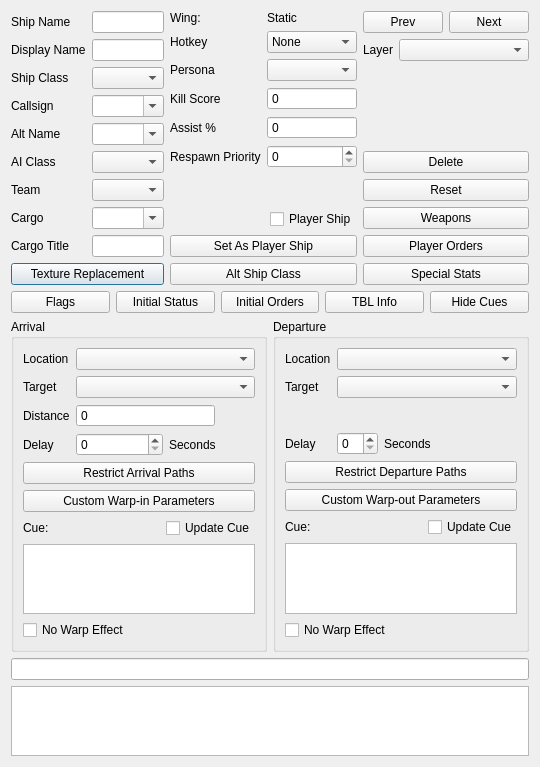
First picture: the form in qtfred/ui/ShipEditorDialog.ui, repository scp-fs2open/fs2open.github.com, before the edit.
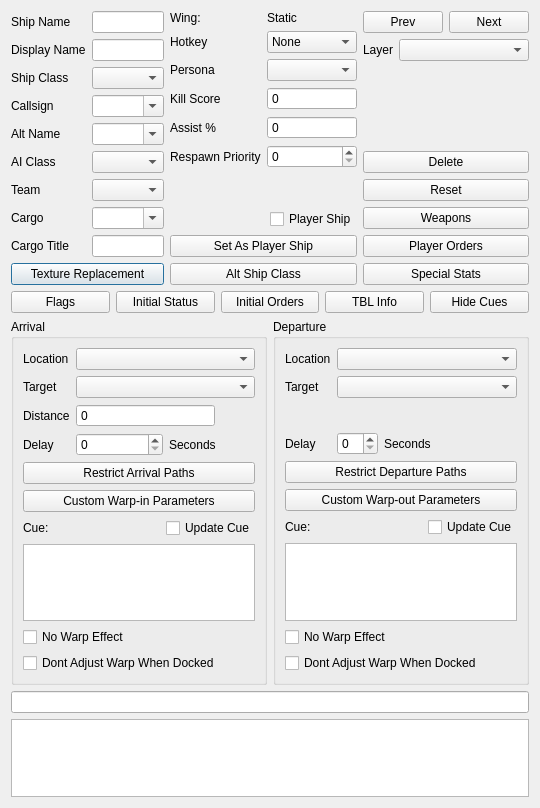
Second picture: the form after the edit. Custom widgets are drawn as their Qt base class.

Commit message: Add missing warp flag to ship editor

The edit to the form file:
```diff
--- a/qtfred/ui/ShipEditorDialog.ui
+++ b/qtfred/ui/ShipEditorDialog.ui
@@ -6,8 +6,8 @@
    <rect>
     <x>0</x>
     <y>0</y>
-    <width>502</width>
-    <height>754</height>
+    <width>522</width>
+    <height>808</height>
    </rect>
   </property>
   <property name="sizePolicy">
@@ -731,6 +731,13 @@
             </property>
            </widget>
           </item>
+          <item>
+           <widget class="fso::fred::ShipFlagCheckbox" name="dockWarpinCheckBox">
+            <property name="text">
+             <string>Dont Adjust Warp When Docked</string>
+            </property>
+           </widget>
+          </item>
          </layout>
         </widget>
        </item>
@@ -893,6 +900,13 @@
             </property>
            </widget>
           </item>
+          <item>
+           <widget class="fso::fred::ShipFlagCheckbox" name="dockWarpoutCheckBox">
+            <property name="text">
+             <string>Dont Adjust Warp When Docked</string>
+            </property>
+           </widget>
+          </item>
          </layout>
         </widget>
        </item>
```
The commit also changes 4 other files.
